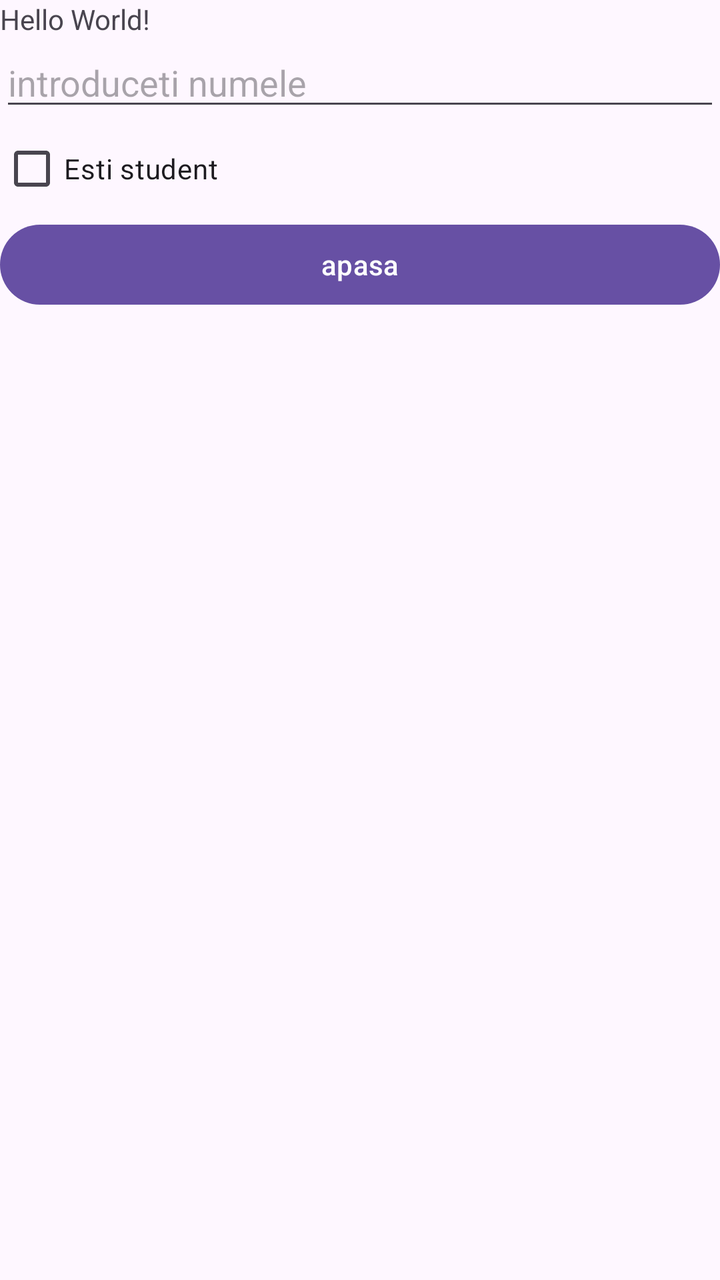
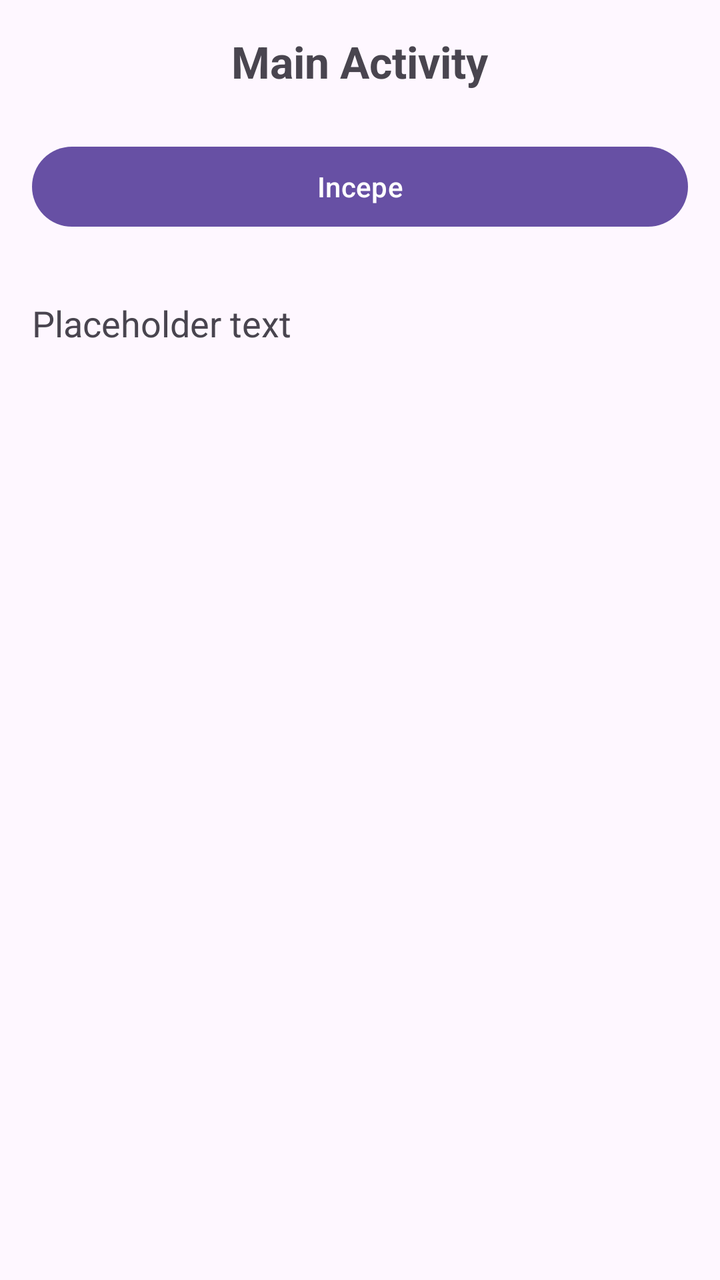

Screens rendered from an Android XML layout before and after an edit, with the pre-edit source and the edit as a unified diff.
<!-- AndroidManifest.xml: application theme Theme.OLTEAN_PAUL_ACTIVITATEDAM2026 -->
<!-- res/layout/activity_main.xml -->
<?xml version="1.0" encoding="utf-8"?>
<LinearLayout xmlns:android="http://schemas.android.com/apk/res/android"
    xmlns:app="http://schemas.android.com/apk/res-auto"
    xmlns:tools="http://schemas.android.com/tools"
    android:id="@+id/main"
    android:orientation="vertical"
    android:layout_width="match_parent"
    android:layout_height="match_parent"
    tools:context=".MainActivity">

    <TextView
        android:layout_width="wrap_content"
        android:layout_height="wrap_content"
        android:text="Hello World!"
        />
    <EditText
        android:id="@+id/nume_ET"
        android:layout_width="match_parent"
        android:layout_height="wrap_content"
        android:hint="@string/introduceti_numele"
        android:inputType="text"
        />
    <CheckBox
        android:id="@+id/esti_student"
        android:layout_width="match_parent"
        android:layout_height="wrap_content"
        android:text="@string/esti_student"
        />

    <Button
            android:layout_width="match_parent"
            android:layout_height="wrap_content"
            android:onClick="culegeDate"
            android:text="@string/apasa"
        />

</LinearLayout>
<!-- resources referenced by this layout -->
<resources>
  <string name="apasa">apasa</string>
  <string name="esti_student">Esti student</string>
  <string name="introduceti_numele">introduceti numele</string>
  <style name="Theme.OLTEAN_PAUL_ACTIVITATEDAM2026" parent="Base.Theme.OLTEAN_PAUL_ACTIVITATEDAM2026" />
  <style name="Base.Theme.OLTEAN_PAUL_ACTIVITATEDAM2026" parent="Theme.Material3.DayNight.NoActionBar">
          
          
      </style>
</resources>

<!-- the commit's change to res/layout/activity_main.xml (unified diff, before → after) -->
@@ -1,37 +1,31 @@
 <?xml version="1.0" encoding="utf-8"?>
 <LinearLayout xmlns:android="http://schemas.android.com/apk/res/android"
-    xmlns:app="http://schemas.android.com/apk/res-auto"
-    xmlns:tools="http://schemas.android.com/tools"
-    android:id="@+id/main"
-    android:orientation="vertical"
     android:layout_width="match_parent"
     android:layout_height="match_parent"
-    tools:context=".MainActivity">
+    android:orientation="vertical"
+    android:padding="16dp"
+    android:gravity="center_horizontal">
 
     <TextView
         android:layout_width="wrap_content"
         android:layout_height="wrap_content"
-        android:text="Hello World!"
-        />
-    <EditText
-        android:id="@+id/nume_ET"
+        android:text="@string/main_activity"
+        android:textSize="22sp"
+        android:textStyle="bold"
+        android:layout_marginBottom="24dp" />
+
+    <Button
+        android:id="@+id/btn_deschide_formular"
         android:layout_width="match_parent"
         android:layout_height="wrap_content"
-        android:hint="@string/introduceti_numele"
-        android:inputType="text"
-        />
-    <CheckBox
-        android:id="@+id/esti_student"
+        android:text="@string/begin_activity" />
+
+    <TextView
+        android:id="@+id/tv_rezultat"
         android:layout_width="match_parent"
         android:layout_height="wrap_content"
-        android:text="@string/esti_student"
-        />
-
-    <Button
-            android:layout_width="match_parent"
-            android:layout_height="wrap_content"
-            android:onClick="culegeDate"
-            android:text="@string/apasa"
-        />
+        android:layout_marginTop="32dp"
+        android:textSize="18sp"
+        android:text="@string/placeholder_text" />
 
 </LinearLayout>
<!-- resource entries referenced after the edit -->
@@ -1,8 +1,8 @@
 <!-- resources referenced by this layout -->
 <resources>
-  <string name="apasa">apasa</string>
-  <string name="esti_student">Esti student</string>
-  <string name="introduceti_numele">introduceti numele</string>
+  <string name="begin_activity">Incepe</string>
+  <string name="main_activity">Main Activity</string>
+  <string name="placeholder_text">Placeholder text</string>
   <style name="Theme.OLTEAN_PAUL_ACTIVITATEDAM2026" parent="Base.Theme.OLTEAN_PAUL_ACTIVITATEDAM2026" />
   <style name="Base.Theme.OLTEAN_PAUL_ACTIVITATEDAM2026" parent="Theme.Material3.DayNight.NoActionBar">
           
